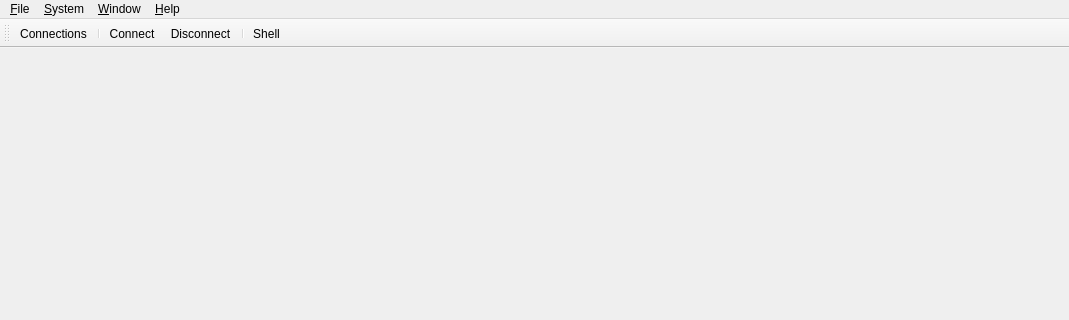
First picture: the form in projects/ores.qt/ui/MainWindow.ui, repository OreStudio/OreStudio, before the edit; both pictures show x 0 to 1069 and y 0 to 320 of the 1069 by 672 pixel window.
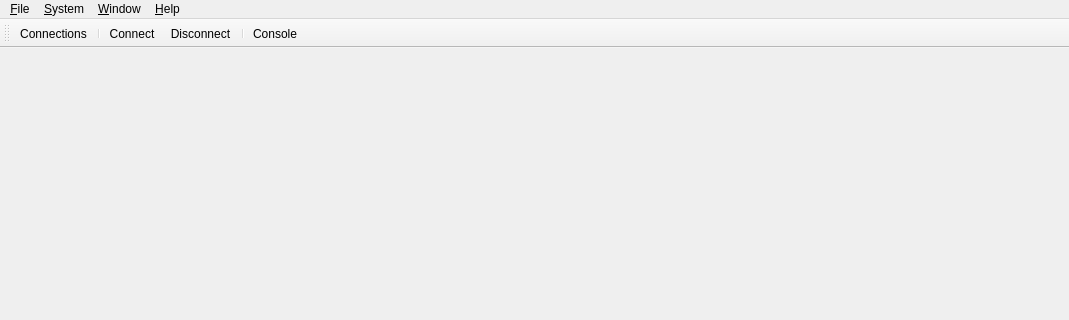
Second picture: the form after the edit.

Patch:
```diff
--- a/projects/ores.qt/ui/MainWindow.ui
+++ b/projects/ores.qt/ui/MainWindow.ui
@@ -203,7 +203,7 @@
   </action>
   <action name="ActionShell">
    <property name="text">
-    <string>&amp;Shell...</string>
+    <string>&amp;Console...</string>
    </property>
    <property name="toolTip">
     <string>Open an interactive command shell</string>
```
Left out of the diff: 5 changed lines with no effect on the pictures.
